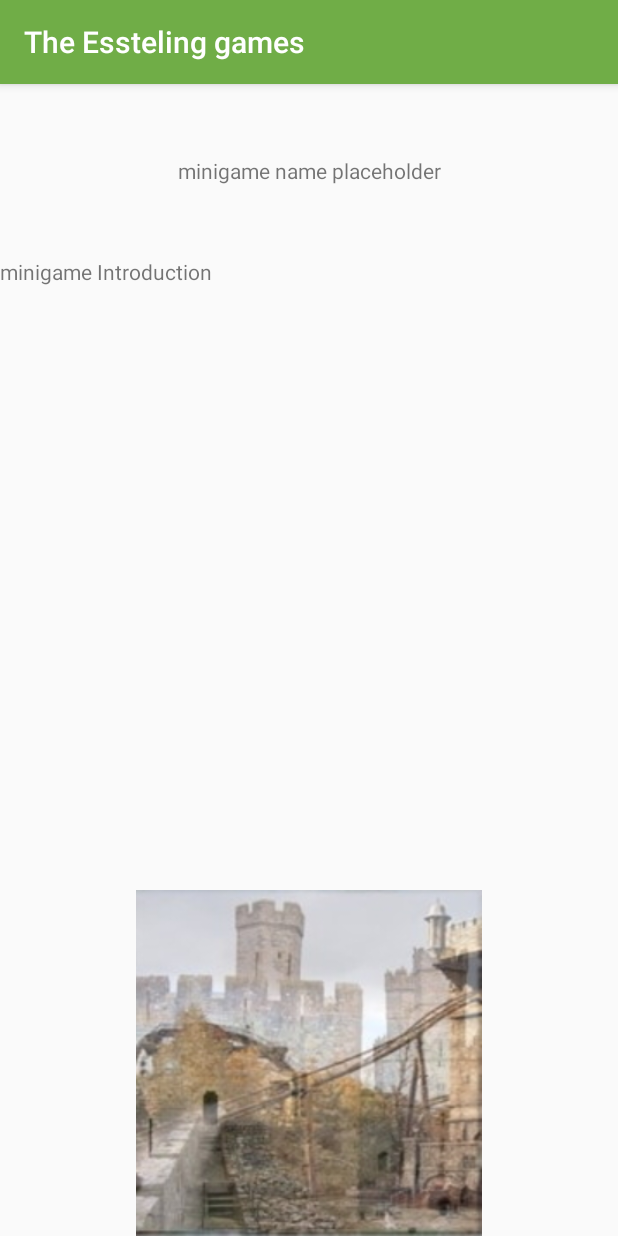
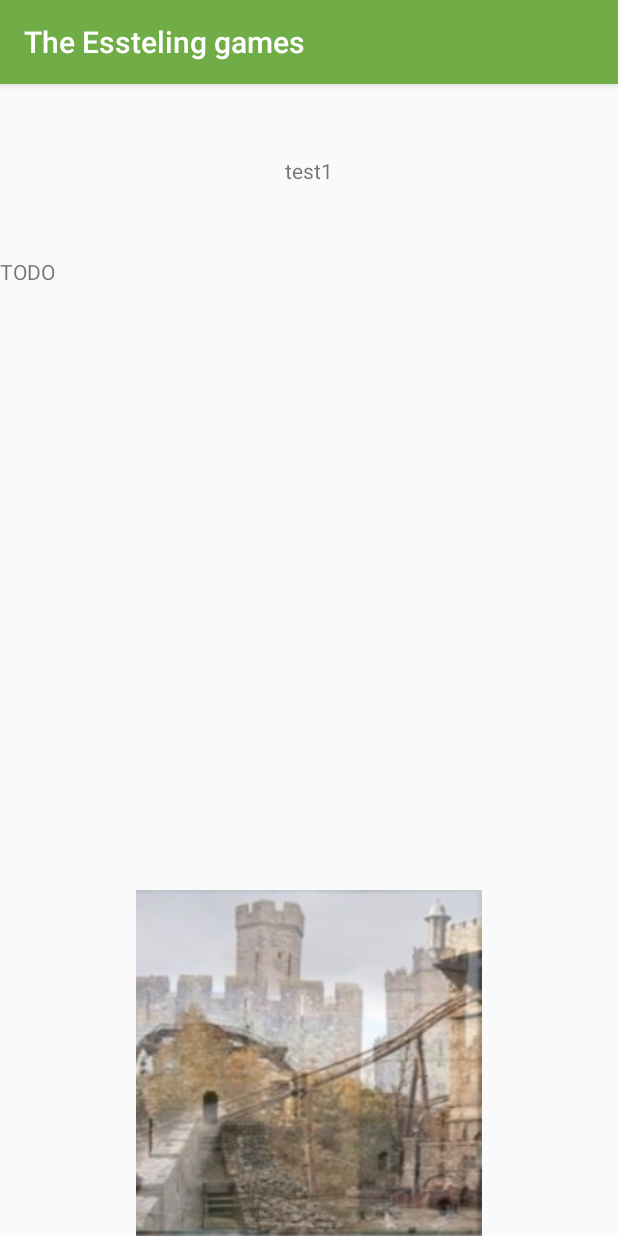
Before and after one commit to shinichihezemans/The-Esteling-games, an Android app: the AssignmentView screen opened directly, with no data from a screen before it, after a tap on "test1", on a phone screen of 412 x 824 dp. Run offline under Robolectric (Android 15) with nearby library versions, the light colour scheme and no system bars.

Commit message:
Added info to ItemDetail.

```diff
--- a/app/src/main/java/com/example/theestelinggames/Assignment.java
+++ b/app/src/main/java/com/example/theestelinggames/Assignment.java
@@ -43,4 +43,19 @@ public class Assignment {
                 ", status=" + isCompleted +
                 '}';
     }
+
+    private static final Assignment[] staticAssignments = {
+            new Assignment("test1", 1,false),
+            new Assignment("test2", 0,false),
+            new Assignment("test3", 2,true),
+            new Assignment("test4", 3,true)
+    };
+
+    public static Assignment[] getStaticAssignments() {
+        return staticAssignments;
+    }
+
+    public static Assignment getStaticAssignment(int id) {
+        return staticAssignments[id];
+    }
 }
--- a/app/src/main/java/com/example/theestelinggames/AssignmentAdapter.java
+++ b/app/src/main/java/com/example/theestelinggames/AssignmentAdapter.java
@@ -43,14 +43,17 @@ public class AssignmentAdapter extends RecyclerView.Adapter<ItemViewHolder> {
         Assignment assignment = assignments.get(position);
         Log.d(LOGTAG, "Assignment: " + assignment.getName());
 
+        //Name
         TextView minigameName = holder.itemView.findViewById(R.id.minigameName);
         Log.i("Info", assignment.getName());
         minigameName.setText(assignment.getName());
 
+        //attempts
         TextView minigameAttempts = holder.itemView.findViewById(R.id.minigameAttempts);
         Log.i("Info", assignment.getAttempts() + "/3");
         minigameAttempts.setText(assignment.getAttempts() + "/3");
 
+        //status
         CheckBox checkBox = holder.itemView.findViewById(R.id.checkBox);
         boolean isCompleted = assignment.isCompleted();
         if(isCompleted){
--- a/app/src/main/java/com/example/theestelinggames/AssignmentView.java
+++ b/app/src/main/java/com/example/theestelinggames/AssignmentView.java
@@ -9,6 +9,7 @@ import android.os.Bundle;
 import android.util.Log;
 
 import java.util.ArrayList;
+
 
 public class AssignmentView extends AppCompatActivity implements OnItemClickListener{
 
@@ -22,7 +23,7 @@ public class AssignmentView extends AppCompatActivity implements OnItemClickList
         ArrayList<Assignment> assignments = new ArrayList<>();
 
         for (Assignment assignment :
-                staticAssignments) {
+                Assignment.getStaticAssignments()) {
             assignments.add(assignment);
         }
 
@@ -35,13 +36,6 @@ public class AssignmentView extends AppCompatActivity implements OnItemClickList
         minigamesRecyclerView.setLayoutManager(new LinearLayoutManager(this));
     }
 
-    private static final Assignment[] staticAssignments = {
-            new Assignment("test1", 1,false),
-            new Assignment("test2", 0,false),
-            new Assignment("test3", 2,true),
-            new Assignment("test4", 3,true)
-    };
-
     @Override
     public void onItemClick(int clickedPosition) {
         Intent intent = new Intent(this, ItemDetail.class);
--- a/app/src/main/java/com/example/theestelinggames/ItemDetail.java
+++ b/app/src/main/java/com/example/theestelinggames/ItemDetail.java
@@ -3,8 +3,12 @@ package com.example.theestelinggames;
 import androidx.appcompat.app.AppCompatActivity;
 
 import android.os.Bundle;
+import android.util.Log;
+import android.widget.ImageView;
+import android.widget.TextView;
 
 public class ItemDetail extends AppCompatActivity {
+    private static final String LOGTAG = ItemDetail.class.getName();
 
     public static final String ASSIGNMENT_ID = "AssignmentID";
 
@@ -12,5 +16,23 @@ public class ItemDetail extends AppCompatActivity {
     protected void onCreate(Bundle savedInstanceState) {
         super.onCreate(savedInstanceState);
         setContentView(R.layout.assignment_item_detail);
+
+        int id = getIntent().getExtras().getInt(ASSIGNMENT_ID);
+        Log.d(LOGTAG, "onCreate called with EXTRA_ZODIAC_ID = " + id);
+
+        Assignment assignment = Assignment.getStaticAssignment(id);
+        Log.d(LOGTAG, "Assignment[id] = " + assignment.getName() + " " + assignment.getAttempts());
+
+        TextView minigameName = (TextView) findViewById(R.id.minigameName);
+        minigameName.setText(assignment.getName());
+
+        TextView forecast = (TextView) findViewById(R.id.minigameIntroduction);
+        forecast.setText("TODO");
+
+//        ImageView attractionImage = (ImageView) findViewById();
+//        attractionImage.setImageResource();
     }
+
+
+
 }
```
